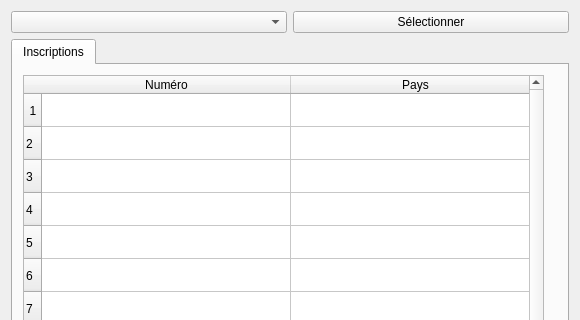
The window that projet/gui/gestion_inscriptions.ui (AEtheve/CEBD-PROJET-JO) describes before a commit, drawn with Qt 5; both pictures show x 0 to 580 and y 0 to 320 of the 580 by 578 pixel window.
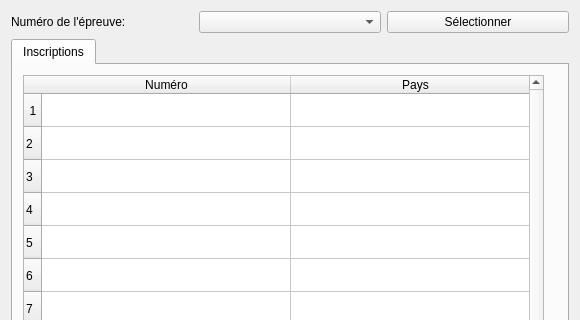
The same window after the commit.

What changed in the file:
```diff
--- a/projet/gui/gestion_inscriptions.ui
+++ b/projet/gui/gestion_inscriptions.ui
@@ -199,6 +199,13 @@
    </item>
    <item row="0" column="0">
     <layout class="QHBoxLayout" name="horizontalLayout">
+     <item>
+      <widget class="QLabel" name="label_3">
+       <property name="text">
+        <string>Numéro de l'épreuve:</string>
+       </property>
+      </widget>
+     </item>
      <item>
       <widget class="QComboBox" name="comboBox"/>
      </item>
```
